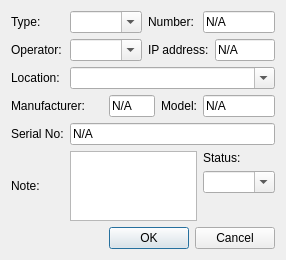
Qt form items.ui (firemariovn/qt-inventory) before a commit.
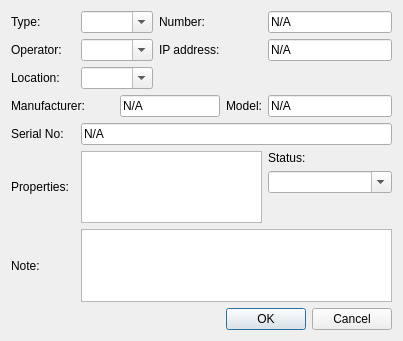
The same form after that commit. Custom widgets are drawn as their Qt base class.

Patch:
```diff
--- a/items.ui
+++ b/items.ui
@@ -6,8 +6,8 @@
    <rect>
     <x>0</x>
     <y>0</y>
-    <width>275</width>
-    <height>248</height>
+    <width>369</width>
+    <height>341</height>
    </rect>
   </property>
   <property name="windowTitle">
@@ -21,7 +21,7 @@
      </property>
     </widget>
    </item>
-   <item row="0" column="1" colspan="2">
+   <item row="0" column="2" colspan="2">
     <widget class="InventoryComboBox" name="type_comboBox">
      <property name="editable">
       <bool>true</bool>
@@ -31,14 +31,14 @@
      </property>
     </widget>
    </item>
-   <item row="0" column="3" colspan="2">
+   <item row="0" column="4">
     <widget class="QLabel" name="label_2">
      <property name="text">
       <string>Number:</string>
      </property>
     </widget>
    </item>
-   <item row="0" column="5" colspan="2">
+   <item row="0" column="6">
     <widget class="InventoryLineEdit" name="number_lineEdit">
      <property name="text">
       <string>N/A</string>
@@ -52,14 +52,14 @@
      </property>
     </widget>
    </item>
-   <item row="1" column="1" colspan="2">
+   <item row="1" column="2" colspan="2">
     <widget class="InventoryComboBox" name="operator_comboBox">
      <property name="editable">
       <bool>true</bool>
      </property>
     </widget>
    </item>
-   <item row="1" column="3" colspan="3">
+   <item row="1" column="4">
     <widget class="QLabel" name="label_7">
      <property name="text">
       <string>IP address:</string>
@@ -80,35 +80,35 @@
      </property>
     </widget>
    </item>
-   <item row="2" column="1" colspan="6">
+   <item row="2" column="2" colspan="2">
     <widget class="InventoryComboBox" name="location_comboBox">
      <property name="editable">
       <bool>true</bool>
      </property>
     </widget>
    </item>
-   <item row="3" column="0" colspan="2">
+   <item row="3" column="0" colspan="3">
     <widget class="QLabel" name="label_5">
      <property name="text">
       <string>Manufacturer:</string>
      </property>
     </widget>
    </item>
-   <item row="3" column="2" colspan="2">
+   <item row="3" column="3" colspan="2">
     <widget class="InventoryLineEdit" name="manufacturer_lineEdit">
      <property name="text">
       <string>N/A</string>
      </property>
     </widget>
    </item>
-   <item row="3" column="4">
+   <item row="3" column="5">
     <widget class="QLabel" name="label_6">
      <property name="text">
       <string>Model:</string>
      </property>
     </widget>
    </item>
-   <item row="3" column="5" colspan="2">
+   <item row="3" column="6">
     <widget class="InventoryLineEdit" name="model_lineEdit">
      <property name="text">
       <string>N/A</string>
@@ -122,24 +122,41 @@
      </property>
     </widget>
    </item>
-   <item row="4" column="1" colspan="6">
+   <item row="4" column="2" colspan="5">
     <widget class="InventoryLineEdit" name="serialno_lineEdit">
      <property name="text">
       <string>N/A</string>
      </property>
     </widget>
    </item>
-   <item row="5" column="0">
+   <item row="7" column="0">
     <widget class="QLabel" name="label_9">
      <property name="text">
       <string>Note:</string>
      </property>
     </widget>
    </item>
-   <item row="5" column="1" colspan="4">
+   <item row="7" column="2" colspan="5">
     <widget class="QTextEdit" name="note_textEdit"/>
    </item>
-   <item row="5" column="5" colspan="2">
+   <item row="9" column="5" colspan="2">
+    <widget class="QDialogButtonBox" name="buttonBox">
+     <property name="orientation">
+      <enum>Qt::Horizontal</enum>
+     </property>
+     <property name="standardButtons">
+      <set>QDialogButtonBox::Cancel|QDialogButtonBox::Ok</set>
+     </property>
+    </widget>
+   </item>
+   <item row="5" column="0">
+    <widget class="QLabel" name="label_11">
+     <property name="text">
+      <string>Properties:</string>
+     </property>
+    </widget>
+   </item>
+   <item row="5" column="6">
     <layout class="QVBoxLayout" name="verticalLayout">
      <item>
       <widget class="QLabel" name="label_10">
@@ -170,15 +187,8 @@
      </item>
     </layout>
    </item>
-   <item row="6" column="0" colspan="7">
-    <widget class="QDialogButtonBox" name="buttonBox">
-     <property name="orientation">
-      <enum>Qt::Horizontal</enum>
-     </property>
-     <property name="standardButtons">
-      <set>QDialogButtonBox::Cancel|QDialogButtonBox::Ok</set>
-     </property>
-    </widget>
+   <item row="5" column="2" colspan="4">
+    <widget class="QTreeView" name="properties_treeView"/>
    </item>
   </layout>
  </widget>
```
